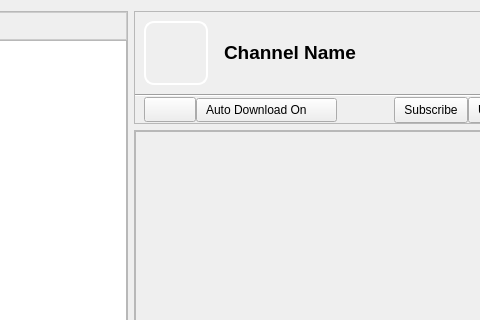
The window that retroshare-gui/src/gui/ChannelFeed.ui (RetroShare/RetroShare) describes before a commit, drawn with Qt 5; both pictures show x 105 to 585 and y 0 to 320 of the 681 by 476 pixel window.
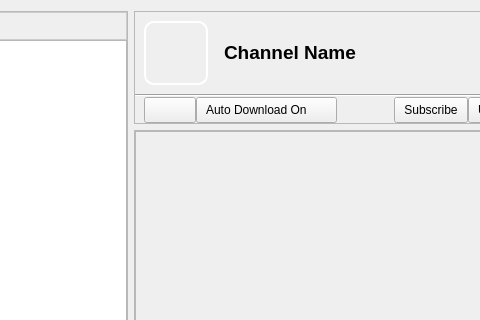
The same window after the commit. Icons and pictures are not drawn.

Commit message: fixed to not stretch buttons in cleanlooks style

```diff
--- a/retroshare-gui/src/gui/ChannelFeed.ui
+++ b/retroshare-gui/src/gui/ChannelFeed.ui
@@ -325,6 +325,12 @@
               <height>25</height>
              </size>
             </property>
+            <property name="maximumSize">
+             <size>
+              <width>16777215</width>
+              <height>26</height>
+             </size>
+            </property>
             <property name="toolTip">
              <string>Post To Channel</string>
             </property>
@@ -460,6 +466,12 @@
           </item>
           <item row="0" column="1">
            <widget class="QComboBox" name="comboBoxautodownload">
+            <property name="minimumSize">
+             <size>
+              <width>26</width>
+              <height>26</height>
+             </size>
+            </property>
             <property name="styleSheet">
              <string notr="true">QToolButton, QPushButton, QComboBox { 
 border-image: url(:/images/btn_26.png) 4;
```
Left out of the diff: 8 changed lines with no effect on the pictures.
